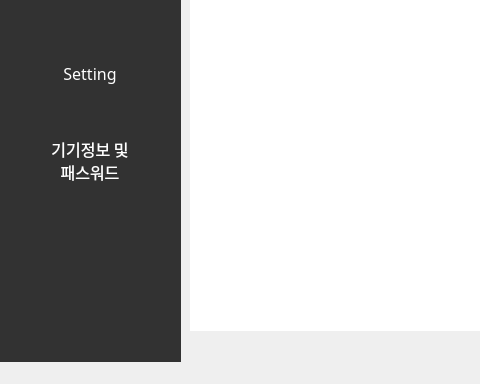
Old version of the form step3.ui in the repository skyun333/wallpad; both pictures show x 0 to 480 and y 320 to 704 of the 961 by 704 pixel window.
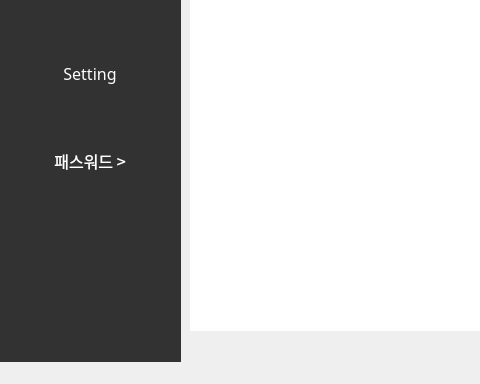
New version of the form.

Diff of the .ui file:
```diff
--- a/step3.ui
+++ b/step3.ui
@@ -394,8 +394,7 @@
         <string notr="true">color:rgb(255, 255, 255)</string>
        </property>
        <property name="text">
-        <string>기기정보 및
-패스워드</string>
+        <string>패스워드 &gt;</string>
        </property>
        <property name="alignment">
         <set>Qt::AlignCenter</set>
```
